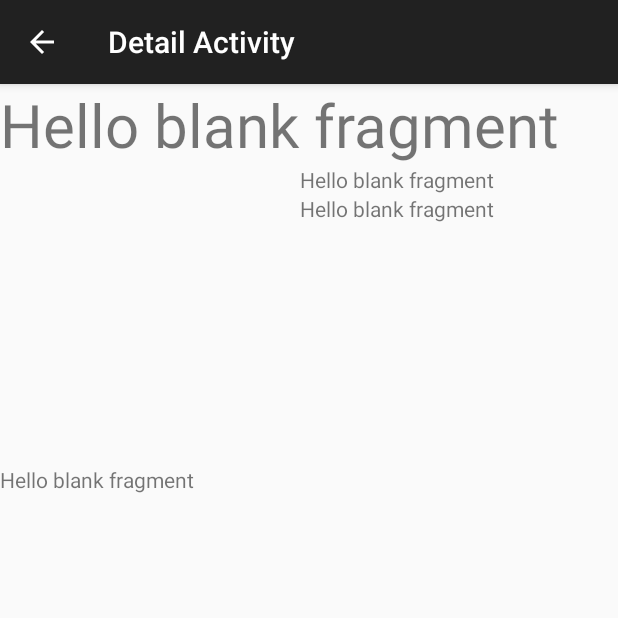
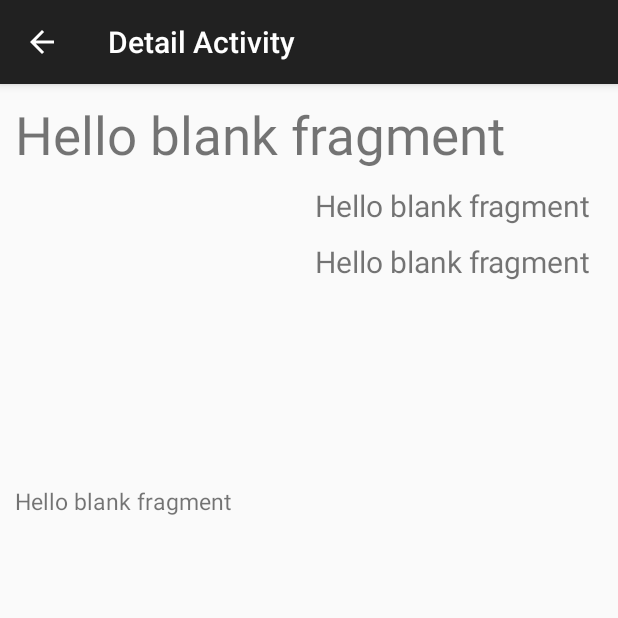
Before and after one commit to Alz-Android/MoviesP1, an Android app: the DetailActivity screen opened directly, with no data from a screen before it, on a phone screen of 412 x 824 dp, the top half of it. Run offline under Robolectric (Android 15) with nearby library versions, the phone set to English and light mode, and no system bars; our stand-ins replace Picasso; pictures from the network do not load; 5 statements that could not run were skipped.

```diff
--- a/app/build.gradle
+++ b/app/build.gradle
@@ -1,4 +1,7 @@
 apply plugin: 'com.android.application'
+
+ext.extProgram = new Properties()
+extProgram.load(file("app.properties").newDataInputStream())
 
 android {
     compileSdkVersion 23
@@ -18,7 +21,7 @@ android {
         }
     }
     buildTypes.each {
-        it.buildConfigField 'String', 'MOVIES_TMDB_API_KEY', ''
+        it.buildConfigField "String", "MOVIES_TMDB_API_KEY", extProgram.getProperty("apiKEY")
     }
 
     repositories {
--- a/app/src/main/java/com/example/al/moviesp1/DetailActivity.java
+++ b/app/src/main/java/com/example/al/moviesp1/DetailActivity.java
@@ -41,9 +41,7 @@ public class DetailActivity extends AppCompatActivity {
             Intent intent = getActivity().getIntent();
             View rootView = inflater.inflate(R.layout.fragment_detail_activity, container, false);
             if(intent != null) {
-                MovieInfo movieObj = (MovieInfo)intent.getSerializableExtra("movie");   //getStringExtra(Intent.EXTRA_TEXT);
-
-                Log.i("Detail", movieObj.title);
+                MovieInfo movieObj = (MovieInfo)intent.getSerializableExtra("movie");
 
                 ((TextView)rootView.findViewById(R.id.title_text)).setText(movieObj.title);
                 ((TextView)rootView.findViewById(R.id.releaseDate_text)).setText(movieObj.releaseDate);
--- a/app/src/main/res/layout/fragment_detail_activity.xml
+++ b/app/src/main/res/layout/fragment_detail_activity.xml
@@ -2,6 +2,7 @@
     xmlns:tools="http://schemas.android.com/tools"
     android:layout_width="match_parent"
     android:layout_height="match_parent"
+    android:padding="10sp"
     tools:context="com.example.al.moviesp1.DetailActivityFragment">
 
     <!-- TODO: Update blank fragment layout -->
@@ -10,7 +11,8 @@
         android:layout_width="match_parent"
         android:layout_height="wrap_content"
         android:layout_alignParentTop="true"
-        android:textSize="40dp"
+        android:paddingBottom="10sp"
+        android:textSize="35dp"
         android:text="@string/hello_blank_fragment" />
 
     <TextView
@@ -20,6 +22,8 @@
         android:layout_alignParentRight="true"
         android:layout_toRightOf="@+id/movie_image"
         android:layout_below="@+id/title_text"
+        android:paddingBottom="10sp"
+        android:textSize="20dp"
         android:text="@string/hello_blank_fragment" />
 
     <TextView
@@ -28,6 +32,7 @@
         android:layout_height="wrap_content"
         android:layout_below="@+id/releaseDate_text"
         android:layout_toRightOf="@+id/movie_image"
+        android:textSize="20dp"
         android:text="@string/hello_blank_fragment" />
 
     <TextView
@@ -35,6 +40,7 @@
         android:layout_width="match_parent"
         android:layout_height="wrap_content"
         android:layout_below="@+id/movie_image"
+        android:textSize="15dp"
         android:text="@string/hello_blank_fragment" />
 
     <ImageView
@@ -42,7 +48,7 @@
         android:layout_width="200dp"
         android:layout_height="200dp"
         android:layout_below="@+id/title_text"
-
+        android:paddingRight="10sp"
         android:scaleType="centerCrop" />
 
 </RelativeLayout>
```
Also changed, not shown: app/src/main/java/com/example/al/moviesp1/MainActivity.java (+15 -1 lines), app/src/main/java/com/example/al/moviesp1/MainActivityFragment.java (+9 -2 lines), app/src/main/java/com/example/al/moviesp1/MovieInfo.java (+4 -8 lines), 1 other file.
